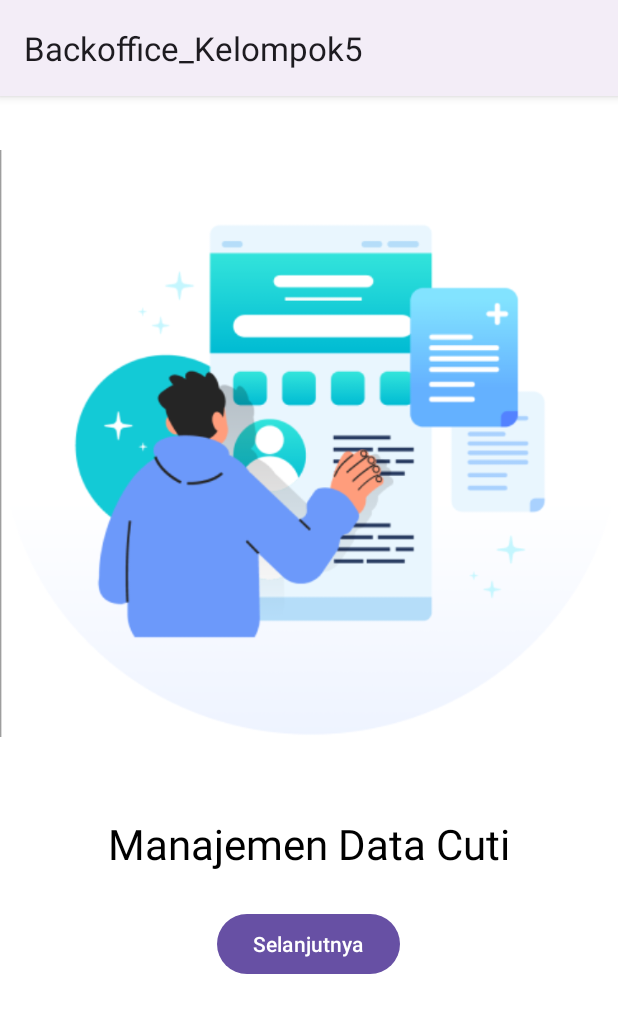
After one commit to AngwenNatasia/Backkoffice, an Android app: the fragment PercutiFragment shown on its own in the app's theme, on a phone screen of 412 x 824 dp. The commit adds this screen. Shown: the top 1013 px of the screen. Run offline under Robolectric (Android 15) with nearby library versions, the phone set to English and light mode, and no system bars.

Commit message:
izin cuti

```diff
--- /dev/null
+++ b/app/src/main/java/com/example/backoffice_kelompok5/Fragment/PercutiFragment.kt
@@ -0,0 +1,29 @@
+package com.example.backoffice_kelompok5.Fragment
+
+import android.content.Intent
+import android.os.Bundle
+import androidx.fragment.app.Fragment
+import android.view.LayoutInflater
+import android.view.View
+import android.view.ViewGroup
+import android.widget.Button
+import com.example.backoffice_kelompok5.HalamanPerCuti
+import com.example.backoffice_kelompok5.R
+
+class PercutiFragment : Fragment() {
+    override fun onCreateView(
+        inflater: LayoutInflater, container: ViewGroup?,
+        savedInstanceState: Bundle?
+    ): View? {
+        // Inflate the layout for this fragment
+        return inflater.inflate(R.layout.fragment_percuti, container, false)
+    }
+    override fun onViewCreated(view: View, savedInstanceState: Bundle?) {
+        super.onViewCreated(view, savedInstanceState)
+        val btnSelanjutnya4: Button = view.findViewById(R.id.btn_selanjutnya4)
+        btnSelanjutnya4.setOnClickListener {
+            val intent = Intent(context, HalamanPerCuti::class.java)
+            startActivity(intent)
+        }
+    }
+}
--- /dev/null
+++ b/app/src/main/res/layout/fragment_percuti.xml
@@ -0,0 +1,41 @@
+<?xml version="1.0" encoding="utf-8"?>
+<ScrollView xmlns:android="http://schemas.android.com/apk/res/android"
+    xmlns:tools="http://schemas.android.com/tools"
+    android:background="@color/white"
+    android:layout_width="match_parent"
+    android:layout_height="match_parent"
+    tools:context=".Fragment.PercutiFragment">
+
+    <RelativeLayout
+        android:layout_width="match_parent"
+        android:layout_height="wrap_content">
+
+        <ImageView
+            android:id="@+id/image_view"
+            android:layout_width="match_parent"
+            android:layout_height="wrap_content"
+            android:layout_alignParentTop="true"
+            android:src="@drawable/manajemen" />
+
+        <TextView
+            android:id="@+id/text_view_title"
+            android:layout_width="wrap_content"
+            android:layout_height="wrap_content"
+            android:layout_below="@id/image_view"
+            android:layout_centerHorizontal="true"
+            android:text="Manajemen Data Cuti"
+            android:textSize="28sp"
+            android:textColor="@android:color/black"
+            android:layout_marginTop="16dp" />
+
+        <Button
+            android:id="@+id/btn_selanjutnya4"
+            android:layout_width="wrap_content"
+            android:layout_height="wrap_content"
+            android:text="@string/selanjutnya"
+            android:layout_below="@id/text_view_title"
+            android:layout_centerHorizontal="true"
+            android:layout_marginTop="24dp" />
+    </RelativeLayout>
+
+</ScrollView>
--- a/app/src/main/res/layout/fragment_izin_cuti.xml
+++ b/app/src/main/res/layout/fragment_perizin.xml
@@ -4,7 +4,7 @@
     android:background="@color/white"
     android:layout_width="match_parent"
     android:layout_height="match_parent"
-    tools:context=".Fragment.IzinCutiFragment">
+    tools:context=".Fragment.PerizinFragment">
 
     <RelativeLayout
         android:layout_width="match_parent"
@@ -23,7 +23,7 @@
             android:layout_height="wrap_content"
             android:layout_below="@id/image_view"
             android:layout_centerHorizontal="true"
-            android:text="Manajemen Data Izin dan Cuti"
+            android:text="Manajemen Data Izin"
             android:textSize="28sp"
             android:textColor="@android:color/black"
             android:layout_marginTop="16dp" />
--- a/gradle/libs.versions.toml
+++ b/gradle/libs.versions.toml
@@ -10,6 +10,7 @@ material = "1.12.0"
 activity = "1.9.3"
 constraintlayout = "2.1.4"
 firebaseDatabase = "21.0.0"
+biometricKtx = "1.1.0"
 
 [libraries]
 androidx-core-ktx = { group = "androidx.core", name = "core-ktx", version.ref = "coreKtx" }
@@ -21,6 +22,7 @@ material = { group = "com.google.android.material", name = "material", version.r
 androidx-activity = { group = "androidx.activity", name = "activity", version.ref = "activity" }
 androidx-constraintlayout = { group = "androidx.constraintlayout", name = "constraintlayout", version.ref = "constraintlayout" }
 firebase-database = { group = "com.google.firebase", name = "firebase-database", version.ref = "firebaseDatabase" }
+androidx-biometric-ktx = { group = "androidx.biometric", name = "biometric-ktx", version.ref = "biometricKtx" }
 
 [plugins]
 android-application = { id = "com.android.application", version.ref = "agp" }
```
Also changed, not shown: app/src/main/AndroidManifest.xml (+3 -4 lines), app/src/main/java/com/example/backoffice_kelompok5/Admin.kt (+4 -3 lines), app/src/main/java/com/example/backoffice_kelompok5/Approval.kt (added, +10 -0 lines), app/src/main/java/com/example/backoffice_kelompok5/Fragment/PerizinFragment.kt (renamed from app/src/main/java/com/example/backoffice_kelompok5/Fragment/IzinCutiFragment.kt, +4 -5 lines), app/src/main/java/com/example/backoffice_kelompok5/HalamanIzinCuti.kt (deleted, +0 -27 lines), app/src/main/java/com/example/backoffice_kelompok5/HalamanPerCuti.kt (added, +70 -0 lines), app/src/main/java/com/example/backoffice_kelompok5/HalamanPerIzin.kt (added, +70 -0 lines), app/src/main/java/com/example/backoffice_kelompok5/IzinCutiAdapter.kt (deleted, +0 -36 lines), app/src/main/java/com/example/backoffice_kelompok5/PerCutiAdapter.kt (added, +99 -0 lines), app/src/main/java/com/example/backoffice_kelompok5/PerIzinAdapter.kt (added, +99 -0 lines), app/src/main/res/layout/list_data_cuti.xml (+14 -1 lines), app/src/main/res/layout/list_data_izin.xml (+14 -1 lines).
